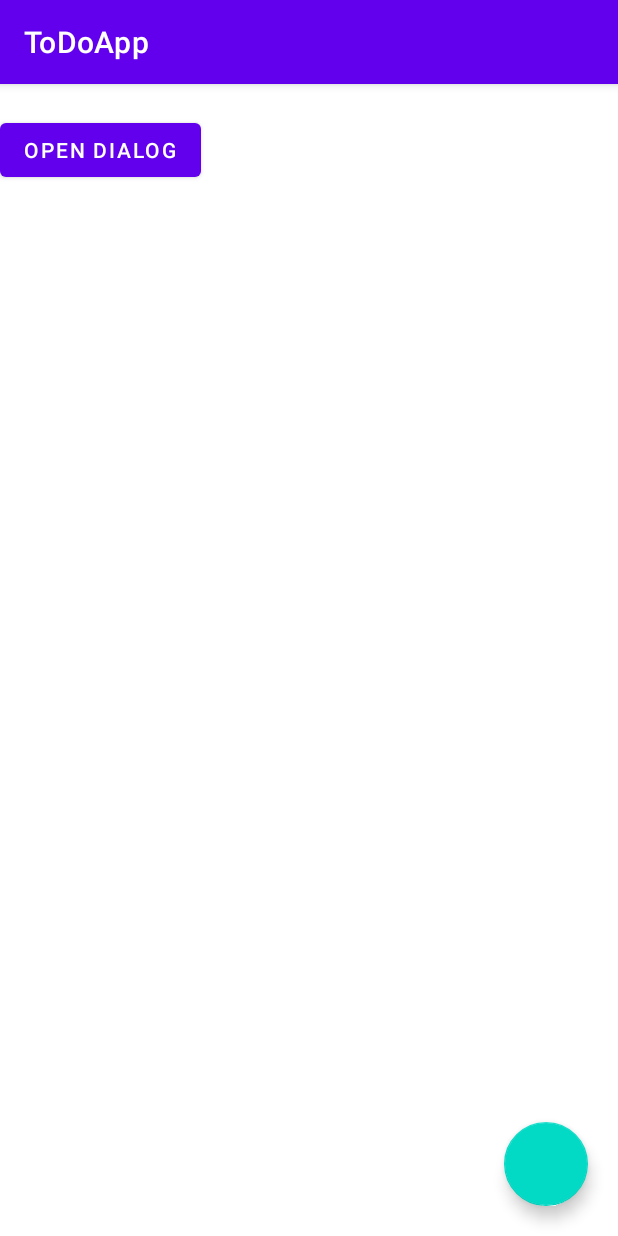
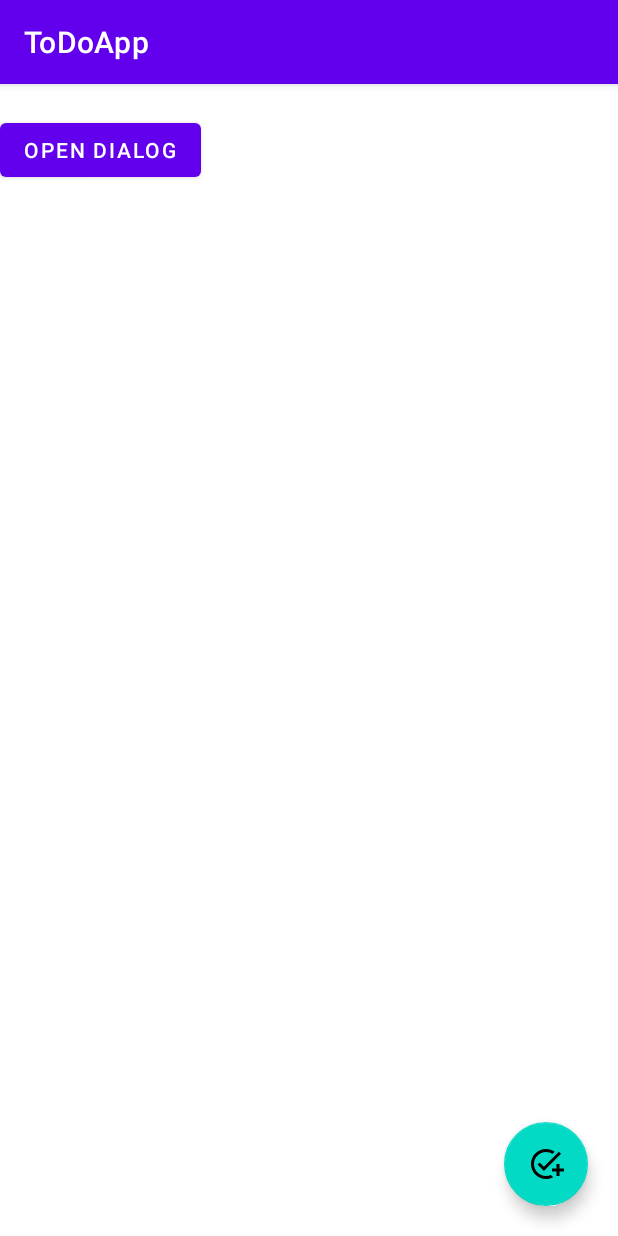
Before and after one commit to Dominik277/ToDoApp, an Android app: the screen it shows after launch (MainActivity), on a phone screen of 412 x 824 dp. Run offline under Robolectric (Android 15) with nearby library versions, the phone set to English and light mode, and no system bars.

```diff
--- a/app/src/main/java/to/Do/app/MainActivity.java
+++ b/app/src/main/java/to/Do/app/MainActivity.java
@@ -11,6 +11,9 @@ import android.view.View;
 import android.widget.Button;
 import android.widget.TextView;
 
+import com.google.android.material.floatingactionbutton.FloatingActionButton;
+import com.google.android.material.snackbar.Snackbar;
+
 
 public class MainActivity extends AppCompatActivity implements MyCustomDialog.OnInputListener {
 
@@ -18,6 +21,7 @@ public class MainActivity extends AppCompatActivity implements MyCustomDialog.On
     private Button mOpenDialog;
     private TextView mInputDisplay;
     private String mInput;
+    private FloatingActionButton floatingActionButton;
 
 
     @Override
@@ -27,6 +31,7 @@ public class MainActivity extends AppCompatActivity implements MyCustomDialog.On
 
         mOpenDialog = findViewById(R.id.openDialog);
         mInputDisplay = findViewById(R.id.inputDialog);
+        floatingActionButton = findViewById(R.id.floatinActionButton);
 
         mOpenDialog.setOnClickListener(new View.OnClickListener() {
             @Override
@@ -34,6 +39,14 @@ public class MainActivity extends AppCompatActivity implements MyCustomDialog.On
                 Log.d(TAG,"onClick: opening dialog.");
                 MyCustomDialog dialog = new MyCustomDialog();
                 dialog.show(getSupportFragmentManager(),"fsag");
+            }
+        });
+
+        floatingActionButton.setOnClickListener(new View.OnClickListener() {
+            @Override
+            public void onClick(View view) {
+                Snackbar.make(view,"Ovo je snackbar",Snackbar.LENGTH_LONG)
+                        .setAction("Action",null).show();
             }
         });
 
@@ -51,4 +64,6 @@ public class MainActivity extends AppCompatActivity implements MyCustomDialog.On
         mInputDisplay.setText(mInput);
     }
 
+
+
 }
--- /dev/null
+++ b/app/src/main/res/drawable/ic_baseline_add_task_24.xml
@@ -0,0 +1,5 @@
+<vector android:height="24dp" android:tint="#FFFFFF"
+    android:viewportHeight="24" android:viewportWidth="24"
+    android:width="24dp" xmlns:android="http://schemas.android.com/apk/res/android">
+    <path android:fillColor="@android:color/white" android:pathData="M22,5.18L10.59,16.6l-4.24,-4.24l1.41,-1.41l2.83,2.83l10,-10L22,5.18zM12,20c-4.41,0 -8,-3.59 -8,-8s3.59,-8 8,-8c1.57,0 3.04,0.46 4.28,1.25l1.45,-1.45C16.1,2.67 14.13,2 12,2C6.48,2 2,6.48 2,12s4.48,10 10,10c1.73,0 3.36,-0.44 4.78,-1.22l-1.5,-1.5C14.28,19.74 13.17,20 12,20zM19,15h-3v2h3v3h2v-3h3v-2h-3v-3h-2V15z"/>
+</vector>
--- a/app/src/main/res/layout/activity_main.xml
+++ b/app/src/main/res/layout/activity_main.xml
@@ -35,7 +35,8 @@
         android:layout_gravity="bottom|right"
         android:layout_alignParentBottom="true"
         android:layout_marginBottom="20dp"
-        android:layout_marginRight="20dp"/>
+        android:layout_marginRight="20dp"
+        android:src="@drawable/ic_baseline_add_task_24"/>
 
 
 </androidx.coordinatorlayout.widget.CoordinatorLayout>
```
Also changed, not shown: app/src/main/res/drawable/ic_baseline_add_circle_outline_24.xml (deleted, +0 -10 lines).
